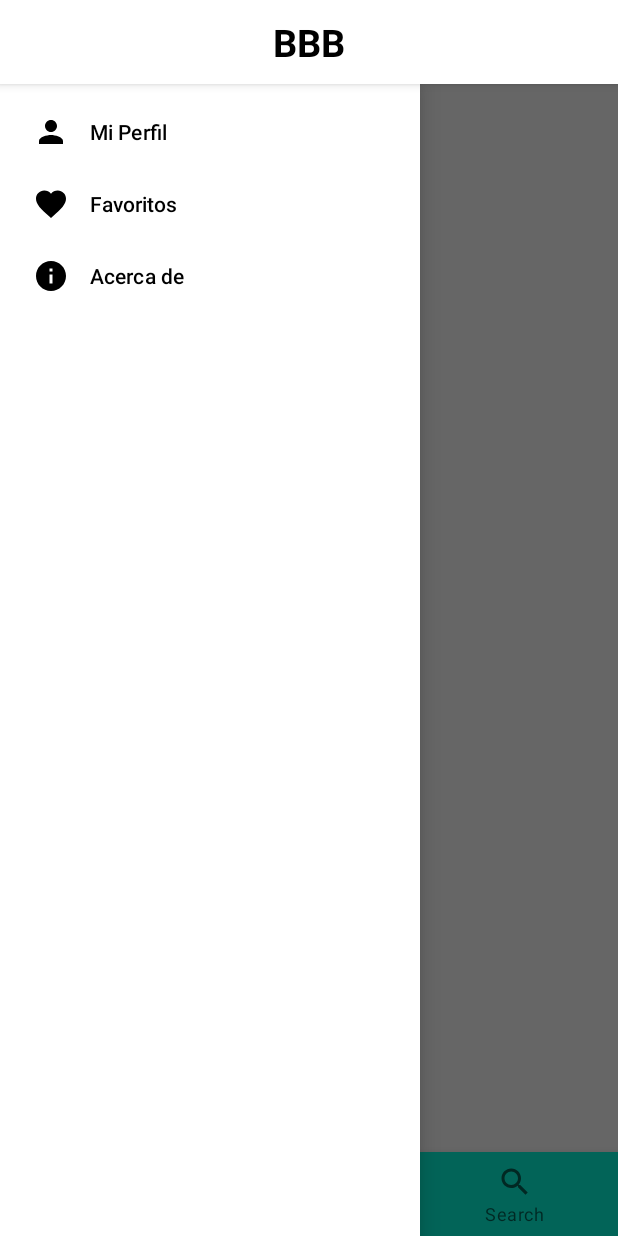
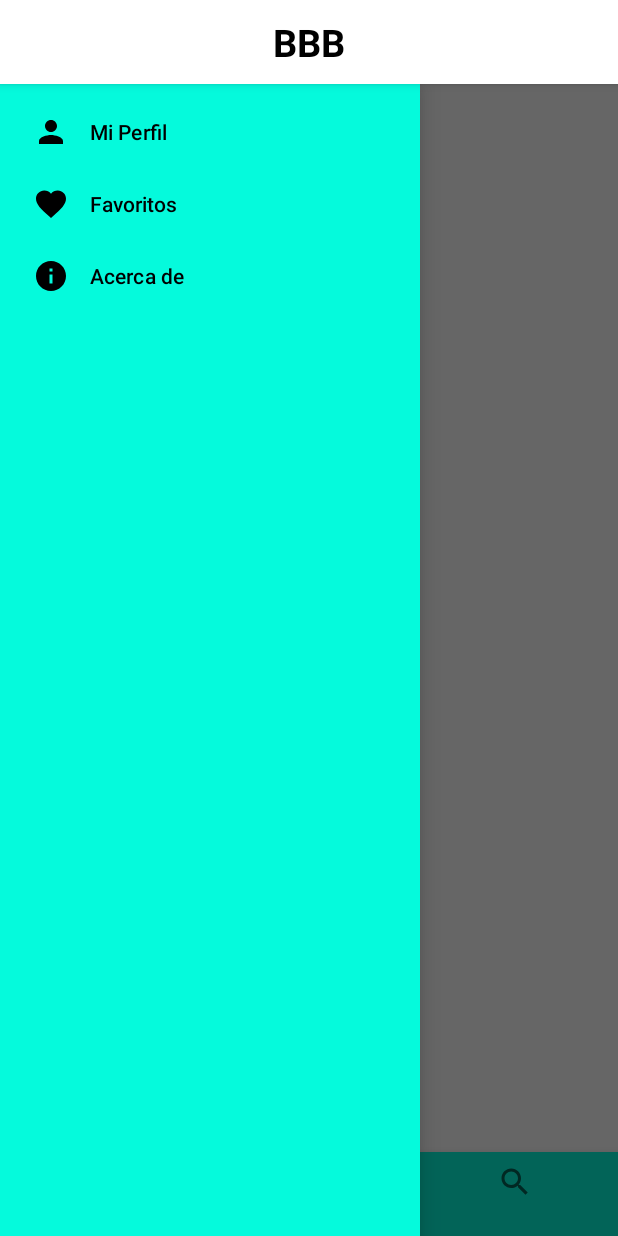
Before and after one commit to Juan2401-ING/Huecas_Proyecto, an Android app: the screen it shows after launch (MainActivity), with the side drawer open, on a phone screen of 412 x 824 dp. Run offline under Robolectric (Android 15) with nearby library versions, the phone set to English and light mode, and no system bars; our stand-ins replace Firebase (no records; nobody signed in at launch, a user with empty details on screens opened directly), Picasso.

Commit message:
Cambio de color y diseño

```diff
--- a/app/src/main/res/drawable/imageview_diseno.xml
+++ b/app/src/main/res/drawable/imageview_diseno.xml
@@ -1,4 +1,4 @@
 <?xml version="1.0" encoding="utf-8"?>
 <shape xmlns:android="http://schemas.android.com/apk/res/android">
-    <solid android:color="#228F8F"/>
+    <solid android:color="#14BBA7"/>
 </shape>
--- a/app/src/main/res/layout/activity_main.xml
+++ b/app/src/main/res/layout/activity_main.xml
@@ -13,6 +13,7 @@
         android:layout_height="match_parent"
         android:layout_gravity="start"
         app:menu="@menu/drawer_menu"
+        android:background="#05FADC"
         />
         <!--
         app:headerLayout="@layout/nav_header"
--- a/app/src/main/res/menu/bottom_nav_menu.xml
+++ b/app/src/main/res/menu/bottom_nav_menu.xml
@@ -1,13 +1,13 @@
 <?xml version="1.0" encoding="utf-8"?>
 <menu xmlns:android="http://schemas.android.com/apk/res/android">
 
-    <item android:title="More"
+    <item android:title=""
         android:icon="@drawable/ic_baseline_toc_24"
         android:id="@+id/more" />
-    <item android:title="Home"
+    <item android:title=""
         android:icon="@drawable/ic_baseline_home_24"
         android:id="@+id/home"/>
-    <item android:title="Search"
+    <item android:title=""
         android:icon="@drawable/ic_baseline_search_24"
         android:id="@+id/search"/>
 </menu>
```
Also changed, not shown: app/src/main/res/layout/huecaitem1.xml (+21 -19 lines).
